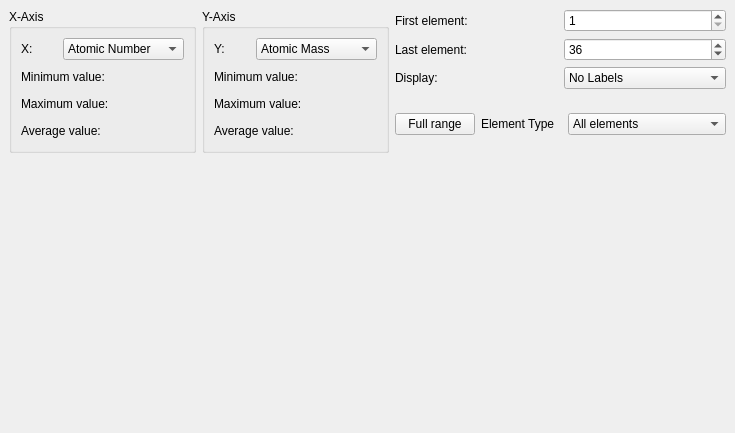
KDE/kalzium, file src/plotsetupwidget.ui: the form before one commit.
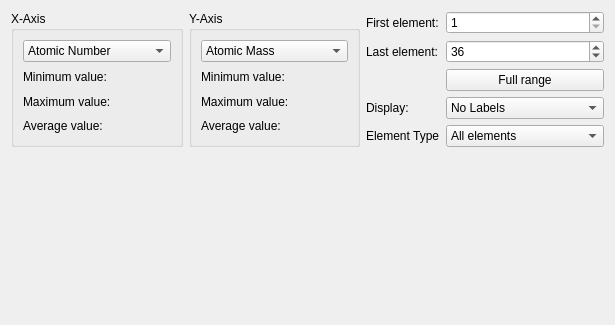
The form after the commit. Custom widgets are drawn as their Qt base class.

Commit message: Change the Layout of the plotsetupwidget. Make it more compact. CCBUG: 290553

Patch:
```diff
--- a/src/plotsetupwidget.ui
+++ b/src/plotsetupwidget.ui
@@ -1,42 +1,163 @@
 <ui version="4.0" >
  <class>PlotSetupWidget</class>
- <widget class="QWidget" name="PlotSetupWidget" >
-  <property name="geometry" >
+ <widget class="QWidget" name="PlotSetupWidget">
+  <property name="geometry">
    <rect>
     <x>0</x>
     <y>0</y>
-    <width>735</width>
-    <height>433</height>
+    <width>615</width>
+    <height>325</height>
    </rect>
   </property>
-  <layout class="QGridLayout" >
-   <property name="margin" >
-    <number>9</number>
-   </property>
-   <property name="spacing" >
-    <number>6</number>
-   </property>
-   <item row="5" column="0" colspan="3" >
-    <widget class="KPlotWidget" name="plotwidget" />
+  <layout class="QGridLayout" name="gridLayout_2">
+   <item row="0" column="0">
+    <widget class="QGroupBox" name="groupBox">
+     <property name="title">
+      <string>X-Axis</string>
+     </property>
+     <layout class="QGridLayout">
+      <property name="margin">
+       <number>9</number>
+      </property>
+      <property name="spacing">
+       <number>6</number>
+      </property>
+      <item row="3" column="0">
+       <widget class="QLabel" name="textLabel1_2">
+        <property name="text">
+         <string>Average value:</string>
+        </property>
+       </widget>
+      </item>
+      <item row="1" column="1">
+       <widget class="QLabel" name="minimum_x">
+        <property name="text">
+         <string/>
+        </property>
+       </widget>
+      </item>
+      <item row="3" column="1">
+       <widget class="QLabel" name="av_x">
+        <property name="text">
+         <string/>
+        </property>
+       </widget>
+      </item>
+      <item row="0" column="0" colspan="2">
+       <widget class="KComboBox" name="KCB_x">
+        <property name="whatsThis">
+         <string>Here you can define what you want to plot</string>
+        </property>
+        <item>
+         <property name="text">
+          <string>Atomic Number</string>
+         </property>
+        </item>
+        <item>
+         <property name="text">
+          <string>Atomic Mass</string>
+         </property>
+        </item>
+        <item>
+         <property name="text">
+          <string>Electronegativity</string>
+         </property>
+        </item>
+        <item>
+         <property name="text">
+          <string>Melting Point</string>
+         </property>
+        </item>
+        <item>
+         <property name="text">
+          <string>Boiling Point</string>
+         </property>
+        </item>
+        <item>
+         <property name="text">
+          <string>Atomic Radius</string>
+         </property>
+        </item>
+        <item>
+         <property name="text">
+          <string>Covalent Radius</string>
+         </property>
+        </item>
+       </widget>
+      </item>
+      <item row="2" column="0">
+       <widget class="QLabel" name="textLabel2">
+        <property name="text">
+         <string>Maximum value:</string>
+        </property>
+       </widget>
+      </item>
+      <item row="2" column="1">
+       <widget class="QLabel" name="maximum_x">
+        <property name="text">
+         <string/>
+        </property>
+       </widget>
+      </item>
+      <item row="1" column="0">
+       <widget class="QLabel" name="textLabel3_2">
+        <property name="text">
+         <string>Minimum value:</string>
+        </property>
+       </widget>
+      </item>
+     </layout>
+    </widget>
    </item>
-   <item row="1" column="2" >
-    <layout class="QHBoxLayout" >
-     <property name="spacing" >
-      <number>6</number>
+   <item row="0" column="2">
+    <layout class="QGridLayout" name="gridLayout">
+     <property name="sizeConstraint">
+      <enum>QLayout::SetDefaultConstraint</enum>
      </property>
-     <property name="margin" >
-      <number>0</number>
-     </property>
-     <item>
-      <widget class="QLabel" name="textLabel4" >
-       <property name="text" >
-        <string>Last element:</string>
+     <item row="3" column="0">
+      <widget class="QLabel" name="label">
+       <property name="sizePolicy">
+        <sizepolicy hsizetype="Preferred" vsizetype="Minimum">
+         <horstretch>0</horstretch>
+         <verstretch>0</verstretch>
+        </sizepolicy>
        </property>
+       <property name="text">
+        <string>Display:</string>
+       </property>
+       <property name="buddy">
+        <cstring>comboElementLabels</cstring>
+       </property>
       </widget>
      </item>
-     <item>
-      <widget class="QSpinBox" name="to" >
-       <property name="minimum" >
+     <item row="4" column="0">
+      <widget class="QLabel" name="label_4">
+       <property name="sizePolicy">
+        <sizepolicy hsizetype="Preferred" vsizetype="Minimum">
+         <horstretch>0</horstretch>
+         <verstretch>0</verstretch>
+        </sizepolicy>
+       </property>
+       <property name="minimumSize">
+        <size>
+         <width>0</width>
+         <height>0</height>
+        </size>
+       </property>
+       <property name="text">
+        <string>Element Type</string>
+       </property>
+      </widget>
+     </item>
+     <item row="1" column="1">
+      <widget class="QSpinBox" name="to">
+       <property name="sizePolicy">
+        <sizepolicy hsizetype="Preferred" vsizetype="Fixed">
+         <horstretch>0</horstretch>
+         <verstretch>0</verstretch>
+        </sizepolicy>
+       </property>
+       <property name="minimum">
         <number>2</number>
        </property>
        <property name="maximum" >
@@ -47,26 +168,29 @@
        </property>
       </widget>
      </item>
-    </layout>
-   </item>
-   <item row="0" column="2" >
-    <layout class="QHBoxLayout" >
-     <property name="spacing" >
-      <number>6</number>
-     </property>
-     <property name="margin" >
-      <number>0</number>
-     </property>
-     <item>
-      <widget class="QLabel" name="textLabel3" >
-       <property name="text" >
+     <item row="0" column="0">
+      <widget class="QLabel" name="textLabel3">
+       <property name="text">
         <string>First element:</string>
        </property>
       </widget>
      </item>
-     <item>
-      <widget class="QSpinBox" name="from" >
-       <property name="minimum" >
+     <item row="1" column="0">
+      <widget class="QLabel" name="textLabel4">
+       <property name="text">
+        <string>Last element:</string>
+       </property>
+      </widget>
+     </item>
+     <item row="0" column="1">
+      <widget class="QSpinBox" name="from">
+       <property name="sizePolicy">
+        <sizepolicy hsizetype="Preferred" vsizetype="Fixed">
+         <horstretch>0</horstretch>
+         <verstretch>0</verstretch>
+        </sizepolicy>
+       </property>
+       <property name="minimum">
         <number>1</number>
        </property>
        <property name="maximum" >
@@ -74,342 +198,21 @@
        </property>
       </widget>
      </item>
-    </layout>
-   </item>
-   <item rowspan="4" row="0" column="0" >
-    <widget class="QGroupBox" name="groupBox" >
-     <property name="title" >
-      <string>X-Axis</string>
-     </property>
-     <layout class="QGridLayout" >
-      <property name="margin" >
-       <number>9</number>
-      </property>
-      <property name="spacing" >
-       <number>6</number>
-      </property>
-      <item row="0" column="0" >
-       <layout class="QHBoxLayout" >
-        <property name="spacing" >
-         <number>6</number>
-        </property>
-        <property name="margin" >
-         <number>0</number>
-        </property>
-        <item>
-         <widget class="QLabel" name="label_3" >
-          <property name="text" >
-           <string>X:</string>
-          </property>
-          <property name="buddy" >
-           <cstring>KCB_x</cstring>
-          </property>
-         </widget>
-        </item>
-        <item>
-         <widget class="KComboBox" name="KCB_x" >
-          <property name="whatsThis" >
-           <string>Here you can define what you want to plot</string>
-          </property>
-          <item>
-           <property name="text" >
-            <string>Atomic Number</string>
-           </property>
-          </item>
-          <item>
-           <property name="text" >
-            <string>Atomic Mass</string>
-           </property>
-          </item>
-          <item>
-           <property name="text" >
-            <string>Electronegativity</string>
-           </property>
-          </item>
-          <item>
-           <property name="text" >
-            <string>Melting Point</string>
-           </property>
-          </item>
-          <item>
-           <property name="text" >
-            <string>Boiling Point</string>
-           </property>
-          </item>
-          <item>
-           <property name="text" >
-            <string>Atomic Radius</string>
-           </property>
-          </item>
-          <item>
-           <property name="text" >
-            <string>Covalent Radius</string>
-           </property>
-          </item>
-         </widget>
-        </item>
-       </layout>
-      </item>
-      <item row="3" column="0" >
-       <layout class="QHBoxLayout" >
-        <property name="spacing" >
-         <number>6</number>
-        </property>
-        <property name="margin" >
-         <number>0</number>
-        </property>
-        <item>
-         <widget class="QLabel" name="textLabel1_2" >
-          <property name="text" >
-           <string>Average value:</string>
-          </property>
-         </widget>
-        </item>
-        <item>
-         <widget class="QLabel" name="av_x" >
-          <property name="text" >
-           <string/>
-          </property>
-         </widget>
-        </item>
-       </layout>
-      </item>
-      <item row="2" column="0" >
-       <layout class="QHBoxLayout" >
-        <property name="spacing" >
-         <number>6</number>
-        </property>
-        <property name="margin" >
-         <number>0</number>
-        </property>
-        <item>
-         <widget class="QLabel" name="textLabel2" >
-          <property name="text" >
-           <string>Maximum value:</string>
-          </property>
-         </widget>
-        </item>
-        <item>
-         <widget class="QLabel" name="maximum_x" >
-          <property name="text" >
-           <string/>
-          </property>
-         </widget>
-        </item>
-       </layout>
-      </item>
-      <item row="1" column="0" >
-       <layout class="QHBoxLayout" >
-        <property name="spacing" >
-         <number>6</number>
-        </property>
-        <property name="margin" >
-         <number>0</number>
-        </property>
-        <item>
-         <widget class="QLabel" name="textLabel3_2" >
-          <property name="text" >
-           <string>Minimum value:</string>
-          </property>
-         </widget>
-        </item>
-        <item>
-         <widget class="QLabel" name="minimum_x" >
-          <property name="text" >
-           <string/>
-          </property>
-         </widget>
-        </item>
-       </layout>
-      </item>
-     </layout>
-    </widget>
-   </item>
-   <item rowspan="4" row="0" column="1" >
-    <widget class="QGroupBox" name="groupBox_2" >
-     <property name="title" >
-      <string>Y-Axis</string>
-     </property>
-     <layout class="QGridLayout" >
-      <property name="margin" >
-       <number>9</number>
-      </property>
-      <property name="spacing" >
-       <number>6</number>
-      </property>
-      <item row="0" column="0" colspan="2" >
-       <layout class="QHBoxLayout" >
-        <property name="spacing" >
-         <number>6</number>
-        </property>
-        <property name="margin" >
-         <number>0</number>
-        </property>
-        <item>
-         <widget class="QLabel" name="label_2" >
-          <property name="text" >
-           <string>Y:</string>
-          </property>
-          <property name="buddy" >
-           <cstring>KCB_x</cstring>
-          </property>
-         </widget>
-        </item>
-        <item>
-         <widget class="KComboBox" name="KCB_y" >
-          <property name="whatsThis" >
-           <string>Here you can define what you want to plot</string>
-          </property>
-          <property name="currentIndex" >
-           <number>1</number>
-          </property>
-          <item>
-           <property name="text" >
-            <string>Atomic Number</string>
-           </property>
-          </item>
-          <item>
-           <property name="text" >
-            <string>Atomic Mass</string>
-           </property>
-          </item>
-          <item>
-           <property name="text" >
-            <string>Electronegativity</string>
-           </property>
-          </item>
-          <item>
-           <property name="text" >
-            <string>Melting Point</string>
-           </property>
-          </item>
-          <item>
-           <property name="text" >
-            <string>Boiling Point</string>
-           </property>
-          </item>
-          <item>
-           <property name="text" >
-            <string>Atomic Radius</string>
-           </property>
-          </item>
-          <item>
-           <property name="text" >
-            <string>Covalent Radius</string>
-           </property>
-          </item>
-         </widget>
-        </item>
-       </layout>
-      </item>
-      <item row="3" column="1" >
-       <widget class="QLabel" name="av_y" >
-        <property name="text" >
-         <string/>
-        </property>
-       </widget>
-      </item>
-      <item row="3" column="0" >
-       <widget class="QLabel" name="textLabel1_3" >
-        <property name="text" >
-         <string>Average value:</string>
-        </property>
-       </widget>
-      </item>
-      <item row="2" column="1" >
-       <widget class="QLabel" name="maximum_y" >
-        <property name="text" >
-         <string/>
-        </property>
-       </widget>
-      </item>
-      <item row="2" column="0" >
-       <widget class="QLabel" name="textLabel2_2" >
-        <property name="text" >
-         <string>Maximum value:</string>
-        </property>
-       </widget>
-      </item>
-      <item row="1" column="0" >
-       <widget class="QLabel" name="textLabel3_3" >
-        <property name="text" >
-         <string>Minimum value:</string>
-        </property>
-       </widget>
-      </item>
-      <item row="1" column="1" >
-       <widget class="QLabel" name="minimum_y" >
-        <property name="text" >
-         <string/>
-        </property>
-       </widget>
-      </item>
-     </layout>
-    </widget>
-   </item>
-   <item row="2" column="2" >
-    <layout class="QHBoxLayout" >
-     <property name="spacing" >
-      <number>6</number>
-     </property>
-     <property name="margin" >
-      <number>0</number>
-     </property>
-     <item>
-      <widget class="QLabel" name="label" >
-       <property name="text" >
-        <string>Display:</string>
+     <item row="2" column="1">
+      <widget class="QPushButton" name="full">
+       <property name="sizePolicy">
+        <sizepolicy hsizetype="Preferred" vsizetype="Fixed">
+         <horstretch>0</horstretch>
+         <verstretch>0</verstretch>
+        </sizepolicy>
        </property>
-       <property name="buddy" >
-        <cstring>comboElementLabels</cstring>
-       </property>
-      </widget>
-     </item>
-     <item>
-      <widget class="KComboBox" name="comboElementLabels" >
-       <item>
-        <property name="text" >
-         <string>No Labels</string>
-        </property>
-       </item>
-       <item>
-        <property name="text" >
-         <string>Element Names</string>
-        </property>
-       </item>
-       <item>
-        <property name="text" >
-         <string>Element Symbols</string>
-        </property>
-       </item>
-      </widget>
-     </item>
-    </layout>
-   </item>
-   <item row="3" column="2" >
-    <layout class="QHBoxLayout" >
-     <item>
-      <widget class="QPushButton" name="full" >
-       <property name="text" >
+       <property name="text">
         <string>Full range</string>
        </property>
       </widget>
      </item>
-     <item>
-      <widget class="QLabel" name="label_4" >
-       <property name="minimumSize" >
-        <size>
-         <width>81</width>
-         <height>58</height>
-        </size>
-       </property>
-       <property name="text" >
-        <string>Element Type</string>
-       </property>
-      </widget>
-     </item>
-     <item>
-      <widget class="QComboBox" name="comboElementType" >
+     <item row="4" column="1">
+      <widget class="QComboBox" name="comboElementType">
        <item>
         <property name="text" >
          <string>All elements</string>
@@ -477,8 +280,151 @@
        </item>
       </widget>
      </item>
+     <item row="3" column="1">
+      <widget class="KComboBox" name="comboElementLabels">
+       <property name="sizePolicy">
+        <sizepolicy hsizetype="Preferred" vsizetype="Fixed">
+         <horstretch>0</horstretch>
+         <verstretch>0</verstretch>
+        </sizepolicy>
+       </property>
+       <item>
+        <property name="text">
+         <string>No Labels</string>
+        </property>
+       </item>
+       <item>
+        <property name="text">
+         <string>Element Names</string>
+        </property>
+       </item>
+       <item>
+        <property name="text">
+         <string>Element Symbols</string>
+        </property>
+       </item>
+      </widget>
+     </item>
     </layout>
    </item>
+   <item row="0" column="1">
+    <widget class="QGroupBox" name="groupBox_2">
+     <property name="title">
+      <string>Y-Axis</string>
+     </property>
+     <layout class="QGridLayout">
+      <property name="margin">
+       <number>9</number>
+      </property>
+      <property name="spacing">
+       <number>6</number>
+      </property>
+      <item row="3" column="1">
+       <widget class="QLabel" name="av_y">
+        <property name="text">
+         <string/>
+        </property>
+       </widget>
+      </item>
+      <item row="3" column="0">
+       <widget class="QLabel" name="textLabel1_3">
+        <property name="text">
+         <string>Average value:</string>
+        </property>
+       </widget>
+      </item>
+      <item row="2" column="1">
+       <widget class="QLabel" name="maximum_y">
+        <property name="text">
+         <string/>
+        </property>
+       </widget>
+      </item>
+      <item row="2" column="0">
+       <widget class="QLabel" name="textLabel2_2">
+        <property name="text">
+         <string>Maximum value:</string>
+        </property>
+       </widget>
+      </item>
+      <item row="1" column="0">
+       <widget class="QLabel" name="textLabel3_3">
+        <property name="text">
+         <string>Minimum value:</string>
+        </property>
+       </widget>
+      </item>
+      <item row="1" column="1">
+       <widget class="QLabel" name="minimum_y">
+        <property name="text">
+         <string/>
+        </property>
+       </widget>
+      </item>
+      <item row="0" column="0" colspan="2">
+       <widget class="KComboBox" name="KCB_y">
+        <property name="whatsThis">
+         <string>Here you can define what you want to plot</string>
+        </property>
+        <property name="currentIndex">
+         <number>1</number>
+        </property>
+        <item>
+         <property name="text">
+          <string>Atomic Number</string>
+         </property>
+        </item>
+        <item>
+         <property name="text">
+          <string>Atomic Mass</string>
+         </property>
+        </item>
+        <item>
+         <property name="text">
+          <string>Electronegativity</string>
+         </property>
+        </item>
+        <item>
+         <property name="text">
+          <string>Melting Point</string>
+         </property>
+        </item>
+        <item>
+         <property name="text">
+          <string>Boiling Point</string>
+         </property>
+        </item>
+        <item>
+         <property name="text">
+          <string>Atomic Radius</string>
+         </property>
+        </item>
+        <item>
+         <property name="text">
+          <string>Covalent Radius</string>
+         </property>
+        </item>
+       </widget>
+      </item>
+     </layout>
+    </widget>
+   </item>
+   <item row="1" column="0" colspan="3">
+    <widget class="KPlotWidget" name="plotwidget">
+     <property name="sizePolicy">
+      <sizepolicy hsizetype="Expanding" vsizetype="Expanding">
+       <horstretch>0</horstretch>
+       <verstretch>0</verstretch>
+      </sizepolicy>
+     </property>
+     <property name="minimumSize">
+      <size>
+       <width>50</width>
+       <height>50</height>
+      </size>
+     </property>
+    </widget>
+   </item>
   </layout>
  </widget>
   <customwidgets>
```
Left out of the diff: 37 changed lines with no effect on the pictures.
